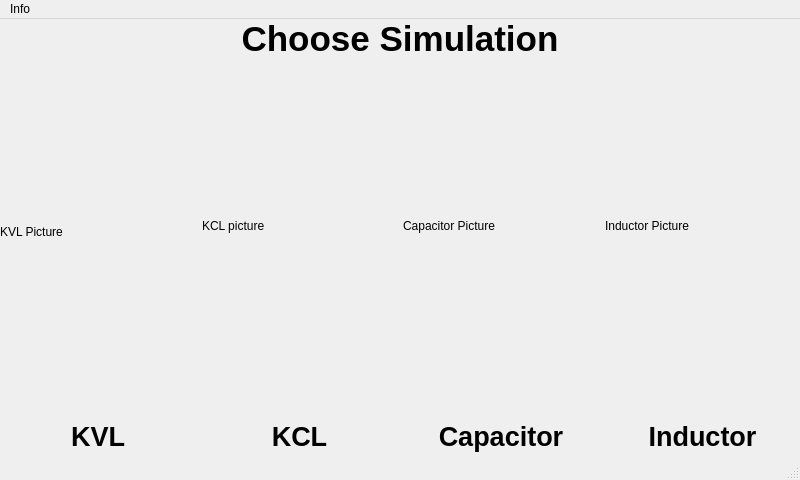
Old version of the form gui.ui in the repository IanShearer/IEEE_water_project.
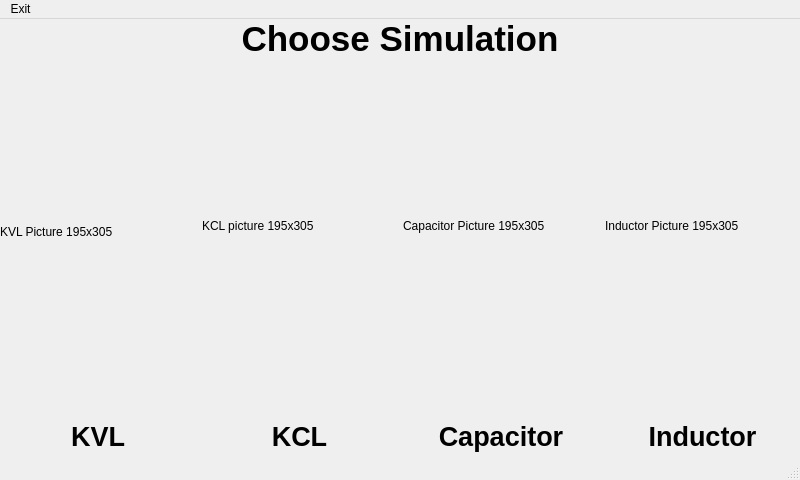
New version of the form. The open tabs and pages were chosen to show the change.

Patch:
```diff
--- a/gui.ui
+++ b/gui.ui
@@ -27,7 +27,7 @@
      <number>4</number>
     </property>
     <widget class="QWidget" name="Main_Page">
-     <widget class="QWidget" name="">
+     <widget class="QWidget" name="layoutWidget">
       <property name="geometry">
        <rect>
         <x>0</x>
@@ -64,7 +64,7 @@
        <item row="1" column="0">
         <widget class="QLabel" name="KVL_picture">
          <property name="text">
-          <string>&lt;html&gt;&lt;head/&gt;&lt;body&gt;&lt;p&gt;&lt;br/&gt;&lt;/p&gt;&lt;p&gt;&lt;br/&gt;&lt;/p&gt;&lt;p&gt;&lt;br/&gt;&lt;/p&gt;&lt;p&gt;&lt;br/&gt;&lt;/p&gt;&lt;p&gt;KVL Picture&lt;/p&gt;&lt;p&gt;&lt;br/&gt;&lt;/p&gt;&lt;p&gt;&lt;br/&gt;&lt;br/&gt;&lt;/p&gt;&lt;p&gt;&lt;br/&gt;&lt;br/&gt;&lt;/p&gt;&lt;/body&gt;&lt;/html&gt;</string>
+          <string>&lt;html&gt;&lt;head/&gt;&lt;body&gt;&lt;p&gt;&lt;br/&gt;&lt;/p&gt;&lt;p&gt;&lt;br/&gt;&lt;/p&gt;&lt;p&gt;&lt;br/&gt;&lt;/p&gt;&lt;p&gt;&lt;br/&gt;&lt;/p&gt;&lt;p&gt;KVL Picture 195x305&lt;/p&gt;&lt;p&gt;&lt;br/&gt;&lt;/p&gt;&lt;p&gt;&lt;br/&gt;&lt;br/&gt;&lt;/p&gt;&lt;p&gt;&lt;br/&gt;&lt;br/&gt;&lt;/p&gt;&lt;/body&gt;&lt;/html&gt;</string>
          </property>
         </widget>
        </item>
@@ -84,7 +84,7 @@
        <item row="1" column="2">
         <widget class="QLabel" name="Capacitor_picture">
          <property name="text">
-          <string>&lt;html&gt;&lt;head/&gt;&lt;body&gt;&lt;p&gt;Capacitor Picture&lt;/p&gt;&lt;/body&gt;&lt;/html&gt;</string>
+          <string>&lt;html&gt;&lt;head/&gt;&lt;body&gt;&lt;p&gt;Capacitor Picture 195x305&lt;/p&gt;&lt;/body&gt;&lt;/html&gt;</string>
          </property>
         </widget>
        </item>
@@ -111,7 +111,7 @@
        <item row="1" column="3">
         <widget class="QLabel" name="Inductor_picture">
          <property name="text">
-          <string>&lt;html&gt;&lt;head/&gt;&lt;body&gt;&lt;p&gt;Inductor Picture&lt;/p&gt;&lt;/body&gt;&lt;/html&gt;</string>
+          <string>&lt;html&gt;&lt;head/&gt;&lt;body&gt;&lt;p&gt;Inductor Picture 195x305&lt;/p&gt;&lt;/body&gt;&lt;/html&gt;</string>
          </property>
         </widget>
        </item>
@@ -125,7 +125,7 @@
        <item row="1" column="1">
         <widget class="QLabel" name="KCL_picture">
          <property name="text">
-          <string>&lt;html&gt;&lt;head/&gt;&lt;body&gt;&lt;p&gt;KCL picture&lt;/p&gt;&lt;/body&gt;&lt;/html&gt;</string>
+          <string>&lt;html&gt;&lt;head/&gt;&lt;body&gt;&lt;p&gt;KCL picture 195x305&lt;/p&gt;&lt;/body&gt;&lt;/html&gt;</string>
          </property>
         </widget>
        </item>
@@ -1681,7 +1681,7 @@
    </property>
    <widget class="QMenu" name="menuInfo">
     <property name="title">
-     <string>Info</string>
+     <string>Exit</string>
     </property>
     <addaction name="actionExit"/>
    </widget>
```
Left out of the diff: 208 changed lines with no effect on the pictures.
